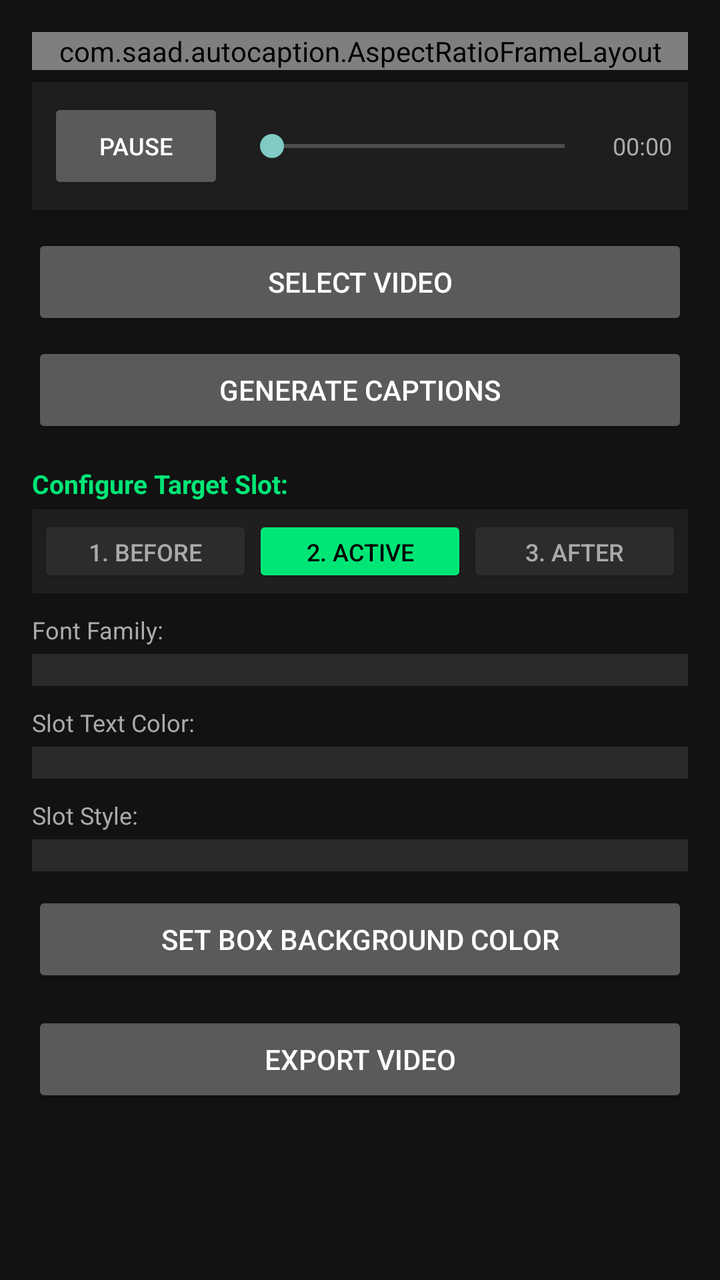
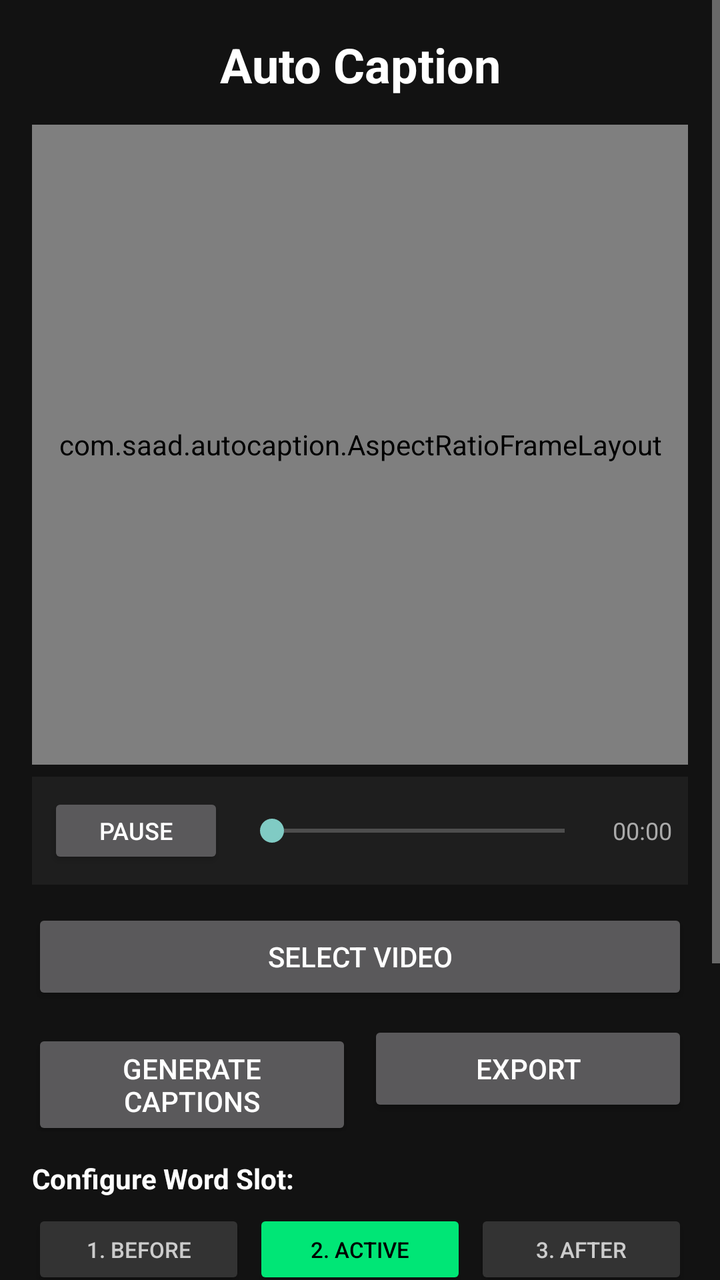

Screens rendered from an Android XML layout before and after an edit, with the pre-edit source and the edit as a unified diff.
<!-- AndroidManifest.xml: application theme Theme.AppCompat -->
<!-- res/layout/layout_main.xml -->
<?xml version="1.0" encoding="utf-8"?>
<ScrollView xmlns:android="http://schemas.android.com/apk/res/android"
    android:layout_width="match_parent"
    android:layout_height="match_parent"
    android:background="#121212"
    android:fillViewport="true">

    <LinearLayout
        android:layout_width="match_parent"
        android:layout_height="wrap_content"
        android:orientation="vertical"
        android:padding="16dp">

                <com.saad.autocaption.AspectRatioFrameLayout
            android:id="@+id/videoPreviewContainer"
            android:layout_width="match_parent"
            android:layout_height="wrap_content"
            android:background="#000000">

            <SurfaceView
                android:id="@+id/videoSurface"
                android:layout_width="match_parent"
                android:layout_height="match_parent" />

            <FrameLayout
                android:id="@+id/captionLayer"
                android:layout_width="match_parent"
                android:layout_height="match_parent"
                android:elevation="20dp"
                android:clipChildren="false"
                android:clipToPadding="false">

                <TextView
                    android:id="@+id/wordSlotBefore"
                    android:layout_width="wrap_content"
                    android:layout_height="wrap_content"
                    android:layout_gravity="bottom|center_horizontal"
                    android:layout_marginBottom="35dp"
                    android:textColor="#CCCCCC"
                    android:textSize="22sp"
                    android:elevation="25dp"
                    android:padding="4dp" />

                <TextView
                    android:id="@+id/wordSlotActive"
                    android:layout_width="wrap_content"
                    android:layout_height="wrap_content"
                    android:layout_gravity="bottom|center_horizontal"
                    android:layout_marginBottom="35dp"
                    android:textColor="#FFFFFF"
                    android:textStyle="bold"
                    android:textSize="22sp"
                    android:elevation="25dp"
                    android:padding="6dp" />

                <TextView
                    android:id="@+id/wordSlotAfter"
                    android:layout_width="wrap_content"
                    android:layout_height="wrap_content"
                    android:layout_gravity="bottom|center_horizontal"
                    android:layout_marginBottom="35dp"
                    android:textColor="#CCCCCC"
                    android:textSize="22sp"
                    android:elevation="25dp"
                    android:padding="4dp" />

            </FrameLayout>

        </com.saad.autocaption.AspectRatioFrameLayout>


        
        <LinearLayout
            android:id="@+id/playerControlLayout"
            android:layout_width="match_parent"
            android:layout_height="wrap_content"
            android:orientation="horizontal"
            android:gravity="center_vertical"
            android:padding="8dp"
            android:background="#1E1E1E"
            android:layout_marginTop="6dp">

            <Button
                android:id="@+id/playPauseButton"
                android:layout_width="wrap_content"
                android:layout_height="wrap_content"
                android:text="Pause"
                android:textSize="12sp"
                android:textColor="#FFFFFF" />

            <SeekBar
                android:id="@+id/videoSeekBar"
                android:layout_width="0dp"
                android:layout_height="wrap_content"
                android:layout_weight="1"
                android:layout_marginStart="8dp"
                android:layout_marginEnd="8dp" />

            <TextView
                android:id="@+id/timeText"
                android:layout_width="wrap_content"
                android:layout_height="wrap_content"
                android:text="00:00"
                android:textColor="#AAAAAA"
                android:textSize="12sp" />
        </LinearLayout>

        <Button
            android:id="@+id/selectVideoButton"
            android:layout_width="match_parent"
            android:layout_height="wrap_content"
            android:layout_marginTop="12dp"
            android:text="Select Video" />

        <Button
            android:id="@+id/generateCaptionsButton"
            android:layout_width="match_parent"
            android:layout_height="wrap_content"
            android:layout_marginTop="6dp"
            android:text="Generate Captions" />

        
        <TextView
            android:layout_width="wrap_content"
            android:layout_height="wrap_content"
            android:text="Configure Target Slot:"
            android:textColor="#00E676"
            android:textSize="13sp"
            android:textStyle="bold"
            android:layout_marginTop="14dp"
            android:layout_marginBottom="4dp"/>

        <LinearLayout
            android:layout_width="match_parent"
            android:layout_height="42dp"
            android:orientation="horizontal"
            android:background="#1F1F1F"
            android:padding="3dp">

            <Button
                android:id="@+id/btnSlotBefore"
                android:layout_width="0dp"
                android:layout_height="match_parent"
                android:layout_weight="1"
                android:text="1. Before"
                android:textSize="12sp"
                android:textColor="#AAAAAA"
                android:backgroundTint="#2C2C2C" />

            <Button
                android:id="@+id/btnSlotActive"
                android:layout_width="0dp"
                android:layout_height="match_parent"
                android:layout_weight="1"
                android:text="2. Active"
                android:textSize="12sp"
                android:textColor="#000000"
                android:backgroundTint="#00E676" />

            <Button
                android:id="@+id/btnSlotAfter"
                android:layout_width="0dp"
                android:layout_height="match_parent"
                android:layout_weight="1"
                android:text="3. After"
                android:textSize="12sp"
                android:textColor="#AAAAAA"
                android:backgroundTint="#2C2C2C" />
        </LinearLayout>

        <TextView
            android:layout_width="wrap_content"
            android:layout_height="wrap_content"
            android:text="Font Family:"
            android:textColor="#AAAAAA"
            android:textSize="12sp"
            android:layout_marginTop="10dp" />

        <Spinner
            android:id="@+id/fontStyleSpinner"
            android:layout_width="match_parent"
            android:layout_height="wrap_content"
            android:background="#2A2A2A"
            android:padding="8dp"
            android:layout_marginTop="4dp" />

        <TextView
            android:layout_width="wrap_content"
            android:layout_height="wrap_content"
            android:text="Slot Text Color:"
            android:textColor="#AAAAAA"
            android:textSize="12sp"
            android:layout_marginTop="10dp" />

        <Spinner
            android:id="@+id/captionColorSpinner"
            android:layout_width="match_parent"
            android:layout_height="wrap_content"
            android:background="#2A2A2A"
            android:padding="8dp"
            android:layout_marginTop="4dp" />

        <TextView
            android:layout_width="wrap_content"
            android:layout_height="wrap_content"
            android:text="Slot Style:"
            android:textColor="#AAAAAA"
            android:textSize="12sp"
            android:layout_marginTop="10dp" />

        <Spinner
            android:id="@+id/captionStyleSpinner"
            android:layout_width="match_parent"
            android:layout_height="wrap_content"
            android:background="#2A2A2A"
            android:padding="8dp"
            android:layout_marginTop="4dp" />

        <Button
            android:id="@+id/boxColorButton"
            android:layout_width="match_parent"
            android:layout_height="wrap_content"
            android:layout_marginTop="10dp"
            android:text="Set Box Background Color" />

        <Button
            android:id="@+id/exportButton"
            android:layout_width="match_parent"
            android:layout_height="wrap_content"
            android:layout_marginTop="12dp"
            android:text="Export Video" />

        <TextView
            android:id="@+id/statusText"
            android:layout_width="match_parent"
            android:layout_height="wrap_content"
            android:layout_marginTop="12dp"
            android:textColor="#AAAAAA"
            android:textSize="13sp" />
    </LinearLayout>
</ScrollView>
<!-- resources referenced by this layout -->
<resources>

</resources>

<!-- the commit's change to res/layout/layout_main.xml (unified diff, before → after) -->
@@ -1,9 +1,10 @@
 <?xml version="1.0" encoding="utf-8"?>
-<ScrollView xmlns:android="http://schemas.android.com/apk/res/android"
+<ScrollView
+    xmlns:android="http://schemas.android.com/apk/res/android"
     android:layout_width="match_parent"
     android:layout_height="match_parent"
-    android:background="#121212"
-    android:fillViewport="true">
+    android:fillViewport="true"
+    android:background="#121212">
 
     <LinearLayout
         android:layout_width="match_parent"
@@ -11,10 +12,21 @@
         android:orientation="vertical"
         android:padding="16dp">
 
-                <com.saad.autocaption.AspectRatioFrameLayout
+        <TextView
+            android:layout_width="match_parent"
+            android:layout_height="wrap_content"
+            android:text="Auto Caption"
+            android:textSize="24sp"
+            android:textStyle="bold"
+            android:textColor="#FFFFFF"
+            android:gravity="center"
+            android:layout_marginBottom="14dp" />
+
+        <com.saad.autocaption.AspectRatioFrameLayout
             android:id="@+id/videoPreviewContainer"
             android:layout_width="match_parent"
-            android:layout_height="wrap_content"
+            android:layout_height="320dp"
+            android:layout_gravity="center_horizontal"
             android:background="#000000">
 
             <SurfaceView
@@ -26,7 +38,7 @@
                 android:id="@+id/captionLayer"
                 android:layout_width="match_parent"
                 android:layout_height="match_parent"
-                android:elevation="20dp"
+                android:elevation="10dp"
                 android:clipChildren="false"
                 android:clipToPadding="false">
 
@@ -35,10 +47,10 @@
                     android:layout_width="wrap_content"
                     android:layout_height="wrap_content"
                     android:layout_gravity="bottom|center_horizontal"
-                    android:layout_marginBottom="35dp"
+                    android:layout_marginBottom="40dp"
                     android:textColor="#CCCCCC"
                     android:textSize="22sp"
-                    android:elevation="25dp"
+                    android:elevation="12dp"
                     android:padding="4dp" />
 
                 <TextView
@@ -46,28 +58,27 @@
                     android:layout_width="wrap_content"
                     android:layout_height="wrap_content"
                     android:layout_gravity="bottom|center_horizontal"
-                    android:layout_marginBottom="35dp"
+                    android:layout_marginBottom="40dp"
                     android:textColor="#FFFFFF"
                     android:textStyle="bold"
                     android:textSize="22sp"
-                    android:elevation="25dp"
-                    android:padding="6dp" />
+                    android:elevation="12dp"
+                    android:padding="4dp" />
 
                 <TextView
                     android:id="@+id/wordSlotAfter"
                     android:layout_width="wrap_content"
                     android:layout_height="wrap_content"
                     android:layout_gravity="bottom|center_horizontal"
-                    android:layout_marginBottom="35dp"
+                    android:layout_marginBottom="40dp"
                     android:textColor="#CCCCCC"
                     android:textSize="22sp"
-                    android:elevation="25dp"
+                    android:elevation="12dp"
                     android:padding="4dp" />
 
             </FrameLayout>
 
         </com.saad.autocaption.AspectRatioFrameLayout>
-
 
         
         <LinearLayout
@@ -83,7 +94,7 @@
             <Button
                 android:id="@+id/playPauseButton"
                 android:layout_width="wrap_content"
-                android:layout_height="wrap_content"
+                android:layout_height="38dp"
                 android:text="Pause"
                 android:textSize="12sp"
                 android:textColor="#FFFFFF" />
@@ -109,33 +120,48 @@
             android:id="@+id/selectVideoButton"
             android:layout_width="match_parent"
             android:layout_height="wrap_content"
-            android:layout_marginTop="12dp"
-            android:text="Select Video" />
-
-        <Button
-            android:id="@+id/generateCaptionsButton"
-            android:layout_width="match_parent"
-            android:layout_height="wrap_content"
-            android:layout_marginTop="6dp"
-            android:text="Generate Captions" />
+            android:text="Select Video"
+            android:layout_marginTop="12dp" />
+
+        <LinearLayout
+            android:layout_width="match_parent"
+            android:layout_height="wrap_content"
+            android:orientation="horizontal"
+            android:layout_marginTop="8dp">
+
+            <Button
+                android:id="@+id/generateCaptionsButton"
+                android:layout_width="0dp"
+                android:layout_height="wrap_content"
+                android:layout_weight="1"
+                android:layout_marginEnd="4dp"
+                android:text="Generate Captions" />
+
+            <Button
+                android:id="@+id/exportButton"
+                android:layout_width="0dp"
+                android:layout_height="wrap_content"
+                android:layout_weight="1"
+                android:layout_marginStart="4dp"
+                android:text="Export" />
+
+        </LinearLayout>
 
         
         <TextView
             android:layout_width="wrap_content"
             android:layout_height="wrap_content"
-            android:text="Configure Target Slot:"
-            android:textColor="#00E676"
-            android:textSize="13sp"
+            android:text="Configure Word Slot:"
+            android:textColor="#FFFFFF"
+            android:textSize="14sp"
             android:textStyle="bold"
-            android:layout_marginTop="14dp"
-            android:layout_marginBottom="4dp"/>
+            android:layout_marginTop="14dp" />
 
         <LinearLayout
             android:layout_width="match_parent"
-            android:layout_height="42dp"
+            android:layout_height="40dp"
             android:orientation="horizontal"
-            android:background="#1F1F1F"
-            android:padding="3dp">
+            android:layout_marginTop="6dp">
 
             <Button
                 android:id="@+id/btnSlotBefore"
@@ -143,17 +169,19 @@
                 android:layout_height="match_parent"
                 android:layout_weight="1"
                 android:text="1. Before"
-                android:textSize="12sp"
-                android:textColor="#AAAAAA"
-                android:backgroundTint="#2C2C2C" />
+                android:textSize="11sp"
+                android:textColor="#CCCCCC"
+                android:backgroundTint="#333333" />
 
             <Button
                 android:id="@+id/btnSlotActive"
                 android:layout_width="0dp"
                 android:layout_height="match_parent"
                 android:layout_weight="1"
+                android:layout_marginStart="4dp"
+                android:layout_marginEnd="4dp"
                 android:text="2. Active"
-                android:textSize="12sp"
+                android:textSize="11sp"
                 android:textColor="#000000"
                 android:backgroundTint="#00E676" />
 
@@ -163,79 +191,76 @@
                 android:layout_height="match_parent"
                 android:layout_weight="1"
                 android:text="3. After"
-                android:textSize="12sp"
-                android:textColor="#AAAAAA"
-                android:backgroundTint="#2C2C2C" />
+                android:textSize="11sp"
+                android:textColor="#CCCCCC"
+                android:backgroundTint="#333333" />
+
         </LinearLayout>
 
         <TextView
             android:layout_width="wrap_content"
             android:layout_height="wrap_content"
-            android:text="Font Family:"
-            android:textColor="#AAAAAA"
-            android:textSize="12sp"
-            android:layout_marginTop="10dp" />
+            android:text="Font Style"
+            android:textColor="#CCCCCC"
+            android:textSize="13sp"
+            android:layout_marginTop="12dp" />
 
         <Spinner
             android:id="@+id/fontStyleSpinner"
             android:layout_width="match_parent"
             android:layout_height="wrap_content"
-            android:background="#2A2A2A"
-            android:padding="8dp"
+            android:background="#1E1E1E"
+            android:popupBackground="#1E1E1E"
             android:layout_marginTop="4dp" />
 
         <TextView
             android:layout_width="wrap_content"
             android:layout_height="wrap_content"
-            android:text="Slot Text Color:"
-            android:textColor="#AAAAAA"
-            android:textSize="12sp"
+            android:text="Word Color"
+            android:textColor="#CCCCCC"
+            android:textSize="13sp"
             android:layout_marginTop="10dp" />
 
         <Spinner
             android:id="@+id/captionColorSpinner"
             android:layout_width="match_parent"
             android:layout_height="wrap_content"
-            android:background="#2A2A2A"
-            android:padding="8dp"
+            android:background="#1E1E1E"
+            android:popupBackground="#1E1E1E"
             android:layout_marginTop="4dp" />
 
         <TextView
             android:layout_width="wrap_content"
             android:layout_height="wrap_content"
-            android:text="Slot Style:"
-            android:textColor="#AAAAAA"
-            android:textSize="12sp"
+            android:text="Word Effect / Style"
+            android:textColor="#CCCCCC"
+            android:textSize="13sp"
             android:layout_marginTop="10dp" />
 
         <Spinner
             android:id="@+id/captionStyleSpinner"
             android:layout_width="match_parent"
             android:layout_height="wrap_content"
-            android:background="#2A2A2A"
-            android:padding="8dp"
+            android:background="#1E1E1E"
+            android:popupBackground="#1E1E1E"
             android:layout_marginTop="4dp" />
 
         <Button
             android:id="@+id/boxColorButton"
             android:layout_width="match_parent"
             android:layout_height="wrap_content"
-            android:layout_marginTop="10dp"
-            android:text="Set Box Background Color" />
-
-        <Button
-            android:id="@+id/exportButton"
-            android:layout_width="match_parent"
-            android:layout_height="wrap_content"
-            android:layout_marginTop="12dp"
-            android:text="Export Video" />
+            android:text="Box Background Color"
+            android:layout_marginTop="10dp" />
 
         <TextView
             android:id="@+id/statusText"
             android:layout_width="match_parent"
             android:layout_height="wrap_content"
-            android:layout_marginTop="12dp"
+            android:text="Select a video to start"
+            android:textSize="14sp"
             android:textColor="#AAAAAA"
-            android:textSize="13sp" />
+            android:gravity="center"
+            android:layout_marginTop="16dp" />
+
     </LinearLayout>
 </ScrollView>
